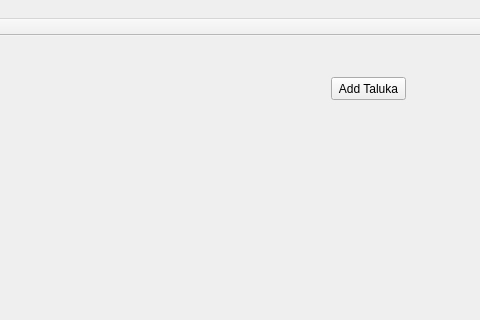
Before: the Qt Designer form QuickManager/mainwindow.ui in Vijay13/QuickManager, drawn with Qt 5; both pictures show x 420 to 900 and y 0 to 320 of the 900 by 600 pixel window.
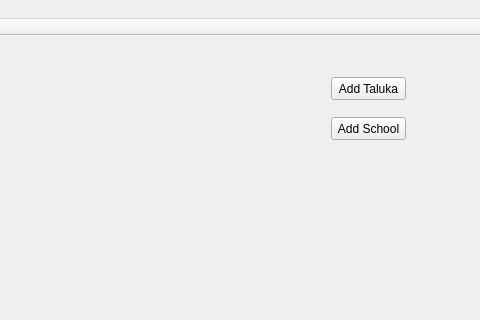
After: the same form once the commit is applied. The open tabs and pages were chosen to show the change.

Commit message: Added School,AllSchools and Schooldialog

Diff of the .ui file:
```diff
--- a/QuickManager/mainwindow.ui
+++ b/QuickManager/mainwindow.ui
@@ -143,6 +143,19 @@
          <string>Add Taluka</string>
         </property>
        </widget>
+       <widget class="QPushButton" name="pushButtonAddTaluka_2">
+        <property name="geometry">
+         <rect>
+          <x>740</x>
+          <y>70</y>
+          <width>75</width>
+          <height>23</height>
+         </rect>
+        </property>
+        <property name="text">
+         <string>Add School</string>
+        </property>
+       </widget>
       </widget>
      </widget>
     </item>
```
Left out of the diff: 3 changed lines with no effect on the pictures. The commit also changes 17 other files.
